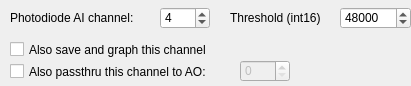
Above: AcqPDParams.ui from acorver/SpikeGL before the change. Below: the same form after it.
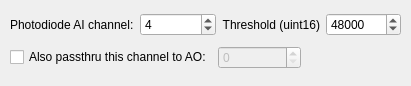
That is the form after the change.

```diff
--- a/AcqPDParams.ui
+++ b/AcqPDParams.ui
@@ -12,50 +12,18 @@
   <property name="windowTitle" >
    <string>Form</string>
   </property>
-  <widget class="QCheckBox" name="pdAcqChk" >
+  <widget class="QWidget" name="" >
    <property name="geometry" >
     <rect>
      <x>10</x>
-     <y>39</y>
-     <width>271</width>
-     <height>21</height>
+     <y>12</y>
+     <width>391</width>
+     <height>25</height>
     </rect>
    </property>
-   <property name="toolTip" >
-    <string>Click here to also save and graph the photodiode channel</string>
-   </property>
-   <property name="text" >
-    <string>Also save and graph this channel </string>
-   </property>
-  </widget>
-  <widget class="QSpinBox" name="pdAIThreshSB" >
-   <property name="geometry" >
-    <rect>
-     <x>340</x>
-     <y>7</y>
-     <width>71</width>
-     <height>22</height>
-    </rect>
-   </property>
-   <property name="toolTip" >
-    <string>The threshold to use for crossings.  Note this is a 16-bit value in the range 0-65535</string>
-   </property>
-   <property name="maximum" >
-    <number>65535</number>
-   </property>
-   <property name="value" >
-    <number>48000</number>
-   </property>
-  </widget>
+   <layout class="QHBoxLayout" name="horizontalLayout" >
+    <item>
   <widget class="QLabel" name="pdAILabel" >
-   <property name="geometry" >
-    <rect>
-     <x>10</x>
-     <y>10</y>
-     <width>151</width>
-     <height>16</height>
-    </rect>
-   </property>
    <property name="toolTip" >
     <string>The physical AI channel to monitor for photodiode threshold crossings</string>
    </property>
@@ -63,15 +31,9 @@
     <string>Photodiode AI channel:</string>
    </property>
   </widget>
+    </item>
+    <item>
   <widget class="QSpinBox" name="pdAISB" >
-   <property name="geometry" >
-    <rect>
-     <x>160</x>
-     <y>7</y>
-     <width>50</width>
-     <height>22</height>
-    </rect>
-   </property>
    <property name="toolTip" >
     <string>The physical AI channel to monitor for photodiode threshold crossings</string>
    </property>
@@ -79,31 +41,47 @@
     <number>4</number>
    </property>
   </widget>
+    </item>
+    <item>
   <widget class="QLabel" name="pdAIThreshLabel" >
+      <property name="toolTip" >
+       <string>The threshold to use for crossings.  Note this is a 16-bit value in the range 0-65535</string>
+      </property>
+      <property name="text" >
+       <string>Threshold (uint16)</string>
+      </property>
+      <property name="alignment" >
+       <set>Qt::AlignRight|Qt::AlignTrailing|Qt::AlignVCenter</set>
+      </property>
+     </widget>
+    </item>
+    <item>
+     <widget class="QSpinBox" name="pdAIThreshSB" >
+      <property name="toolTip" >
+       <string>The threshold to use for crossings.  Note this is a 16-bit value in the range 0-65535</string>
+      </property>
+      <property name="maximum" >
+       <number>65535</number>
+      </property>
+      <property name="value" >
+       <number>48000</number>
+      </property>
+     </widget>
+    </item>
+   </layout>
+  </widget>
+  <widget class="QWidget" name="" >
    <property name="geometry" >
     <rect>
-     <x>230</x>
-     <y>10</y>
-     <width>111</width>
-     <height>16</height>
+     <x>10</x>
+     <y>45</y>
+     <width>291</width>
+     <height>25</height>
     </rect>
    </property>
-   <property name="toolTip" >
-    <string>The threshold to use for crossings.  Note this is a 16-bit value in the range 0-65535</string>
-   </property>
-   <property name="text" >
-    <string>Threshold (int16)</string>
-   </property>
-  </widget>
+   <layout class="QHBoxLayout" name="horizontalLayout_2" >
+    <item>
   <widget class="QCheckBox" name="pdPassthruAOChk" >
-   <property name="geometry" >
-    <rect>
-     <x>10</x>
-     <y>61</y>
-     <width>221</width>
-     <height>21</height>
-    </rect>
-   </property>
    <property name="toolTip" >
     <string>Optionally, you may pass thru the photodiode electrode channel back to AO. </string>
    </property>
@@ -111,21 +89,18 @@
     <string>Also passthru this channel to AO:</string>
    </property>
   </widget>
+    </item>
+    <item>
   <widget class="QSpinBox" name="pdPassthruAOSB" >
    <property name="enabled" >
     <bool>false</bool>
    </property>
-   <property name="geometry" >
-    <rect>
-     <x>240</x>
-     <y>60</y>
-     <width>50</width>
-     <height>22</height>
-    </rect>
-   </property>
    <property name="toolTip" >
     <string>The AO channel to pass PD input back out to.  Node this is on the AO device selected above</string>
    </property>
+     </widget>
+    </item>
+   </layout>
   </widget>
  </widget>
  <resources/>
```
Lines whose indentation alone changed are shown as unchanged.
